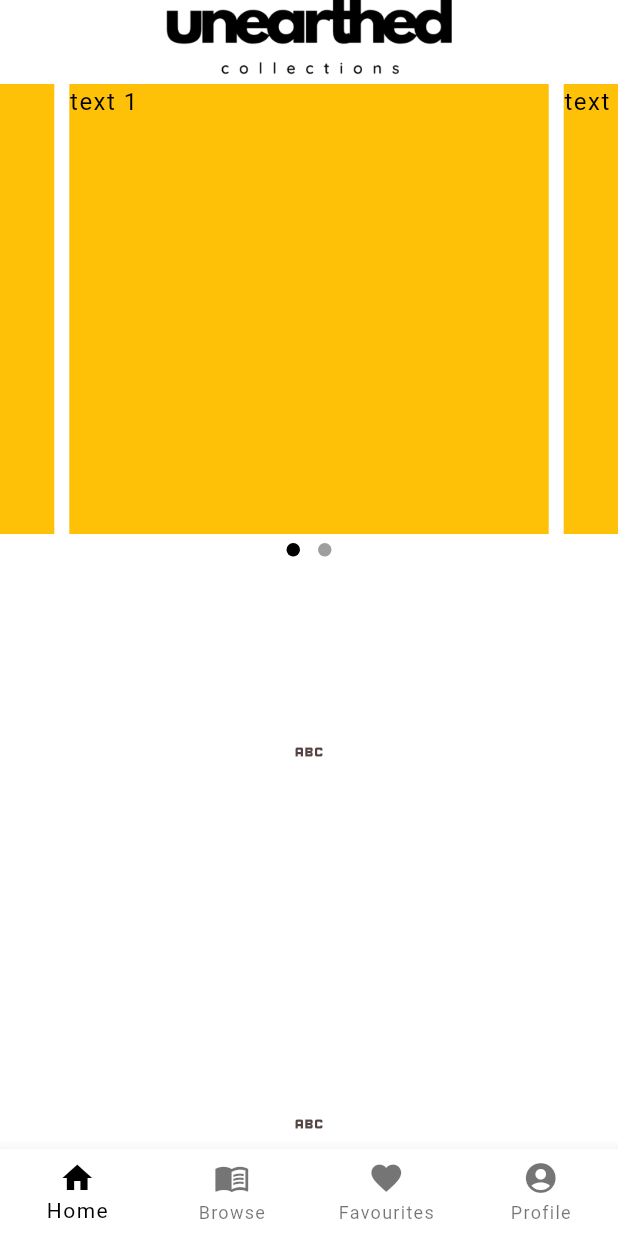
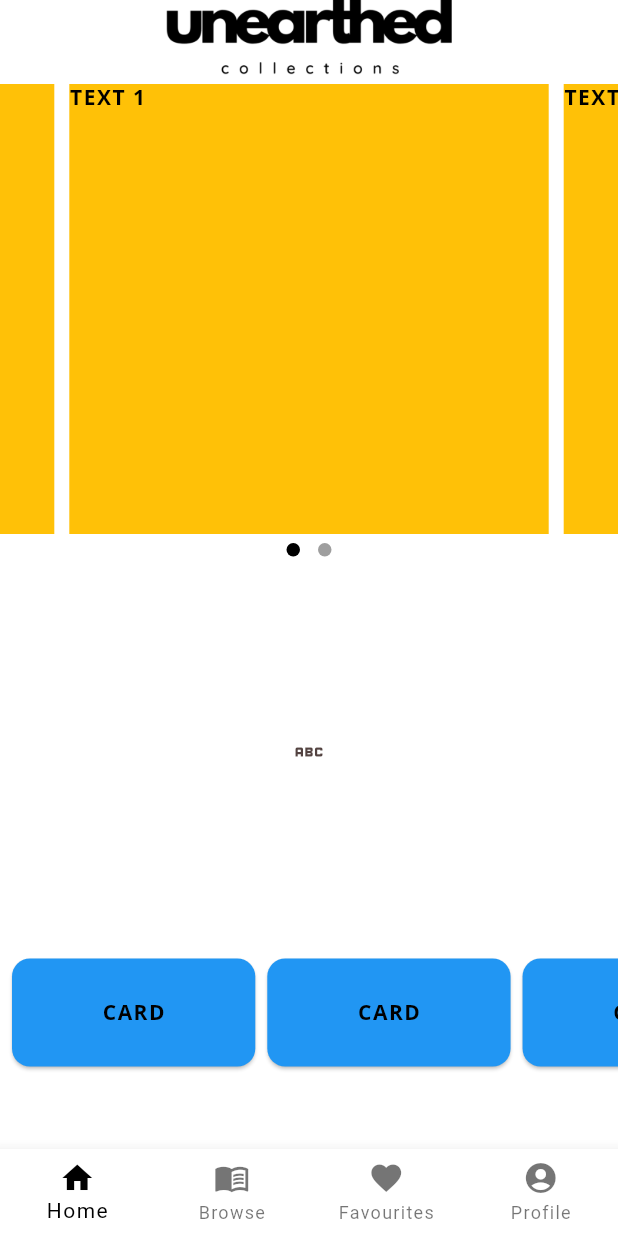
Before and after one commit to chris-bluemoon/revivals, a Flutter app: the screen it shows after launch, on a phone screen of 412 x 824 dp. Run offline on Flutter 3.47's test engine with Material 3 defaults, Android fonts, the phone set to English and light mode, and no system bars; drawn by our look-alikes of carousel_slider, dots_indicator; our stand-ins replace google_fonts.

Commit message:
Cleaned up formatting

```diff
--- a/lib/screens/home/home.dart
+++ b/lib/screens/home/home.dart
@@ -6,6 +6,7 @@ import 'package:flutter/material.dart';
 import 'package:flutter/widgets.dart';
 import 'package:unearthed/screens/home/home_page_card.dart';
 import 'package:unearthed/screens/new_arrivals/new_arrivals.dart';
+import 'package:unearthed/shared/styled_text.dart';
 
 class Home extends StatefulWidget {
   const Home({super.key});
@@ -15,8 +16,7 @@ class Home extends StatefulWidget {
 }
 
 class _HomeState extends State<Home> {
-
- List items = [1,2];
+  List items = [1, 2];
   int currentIndex = 0;
 
   CarouselController buttonCarouselController = CarouselController();
@@ -25,6 +25,9 @@ class _HomeState extends State<Home> {
     return SingleChildScrollView(
       child: Column(
         children: [
+
+          // Display first column object, the carousel
+
           CarouselSlider(
             carouselController: buttonCarouselController,
             options: CarouselOptions(
@@ -41,22 +44,15 @@ class _HomeState extends State<Home> {
                   return Container(
                       width: MediaQuery.of(context).size.width,
                       margin: EdgeInsets.symmetric(horizontal: 5.0),
-                    decoration: BoxDecoration(
-                      color: Colors.amber
-                    ),
-                    child: Text('text $i', style: TextStyle(fontSize: 16.0),)
-                  );
+                      decoration: BoxDecoration(color: Colors.amber),
+                      child: StyledHeading('text $i'));
                 },
               );
             }).toList(),
           ),
-            // onPressed: () {
-            //   Navigator.push(
-            //     context,
-            //     MaterialPageRoute(builder: (context) => NewArrivals()),
-            //   );
-            //   log('Just pushed NewArrivals');
-            // }
+
+          // Display dot indicators for carousel
+
           DotsIndicator(
             dotsCount: items.length,
             position: currentIndex.toDouble(),
@@ -66,63 +62,36 @@ class _HomeState extends State<Home> {
               // colors: [Colors.grey[300], Colors.grey[600], Colors.grey[900]], // Inactive dot colors
             ),
           ),
+
+          // Now display the first home page widget, for now a simple icon button
+
           Container(
             padding: EdgeInsets.symmetric(vertical: 100),
             child: IconButton(
                 onPressed: () => Navigator.pushNamed(context, '/new_arrivals'),
-              icon: Icon(Icons.abc)
+                icon: Icon(Icons.abc)),
           ),
-          ),
-          Container(
-            padding: EdgeInsets.symmetric(vertical: 100),
-            child: IconButton(
-              onPressed: () => Navigator.pushNamed(context, '/new_arrivals'),
-              icon: Icon(Icons.abc)
-            ),
-          ),
-          Container(
-            padding: EdgeInsets.symmetric(vertical: 100),
-            child: IconButton(
-              onPressed: () => Navigator.pushNamed(context, '/new_arrivals'),
-              icon: Icon(Icons.abc)
-            ),
-          ),
+
+          // A sixed box now follows which contrains the horizontal listview, otherwise we get a renderflex error
+
           SizedBox(
             height: 100,
             child: ListView(
               // This next line does the trick.
               scrollDirection: Axis.horizontal,
               children: const <Widget>[
+                SizedBox(width: 4),
                 HomePageCard(),
-              SizedBox(width: 20),
                 HomePageCard(),
-              SizedBox(width: 20),
                 HomePageCard(),
-              SizedBox(width: 20),
                 HomePageCard(),
-              SizedBox(width: 20),
                 HomePageCard(),
-              SizedBox(width: 20),
+                SizedBox(width: 4),
               ],
             ),
           ),
-        // Container(
-        //   child: Text('CHRIS',),
-        // ),
-        // Container(
-        //   child: Text('CHRIS',),
-        // ),
-        // Container(
-        //   child: Text('CHRIS',),
-        // ),
-        // Container(
-        //   child: Text('CHRIS',),
-        // ),
         ],
-
-
       ),
     );
-
   }
 }
--- a/lib/screens/home/home_page_card.dart
+++ b/lib/screens/home/home_page_card.dart
@@ -1,4 +1,5 @@
 import 'package:flutter/material.dart';
+import 'package:unearthed/shared/styled_text.dart';
 
 class HomePageCard extends StatelessWidget {
   const HomePageCard({super.key});
@@ -19,7 +20,7 @@ class HomePageCard extends StatelessWidget {
           color: Colors.blue,
           child: Center(child: Padding(
             padding: EdgeInsets.symmetric(horizontal: 60),
-            child: Text('CARD'),
+            child: StyledHeading('CARD'),
           ),),
       )),
     );
--- a/lib/shared/styled_text.dart
+++ b/lib/shared/styled_text.dart
@@ -10,6 +10,7 @@ class StyledText extends StatelessWidget {
   Widget build(BuildContext context) {
     return Text(text, style: GoogleFonts.openSans(
       textStyle: Theme.of(context).textTheme.bodyMedium,
+      color: Colors.black,
     ));
   }
 }
```
Also changed, not shown: lib/screens/home_page.dart (+1 -16 lines). Lines whose indentation alone changed are shown as unchanged.
